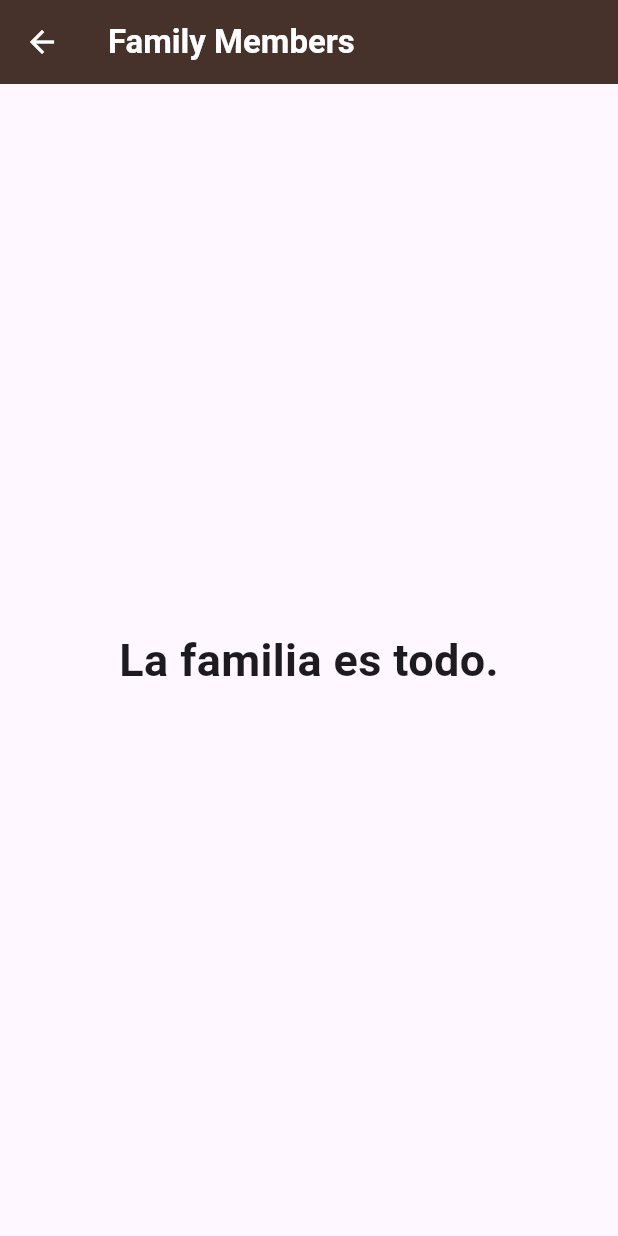
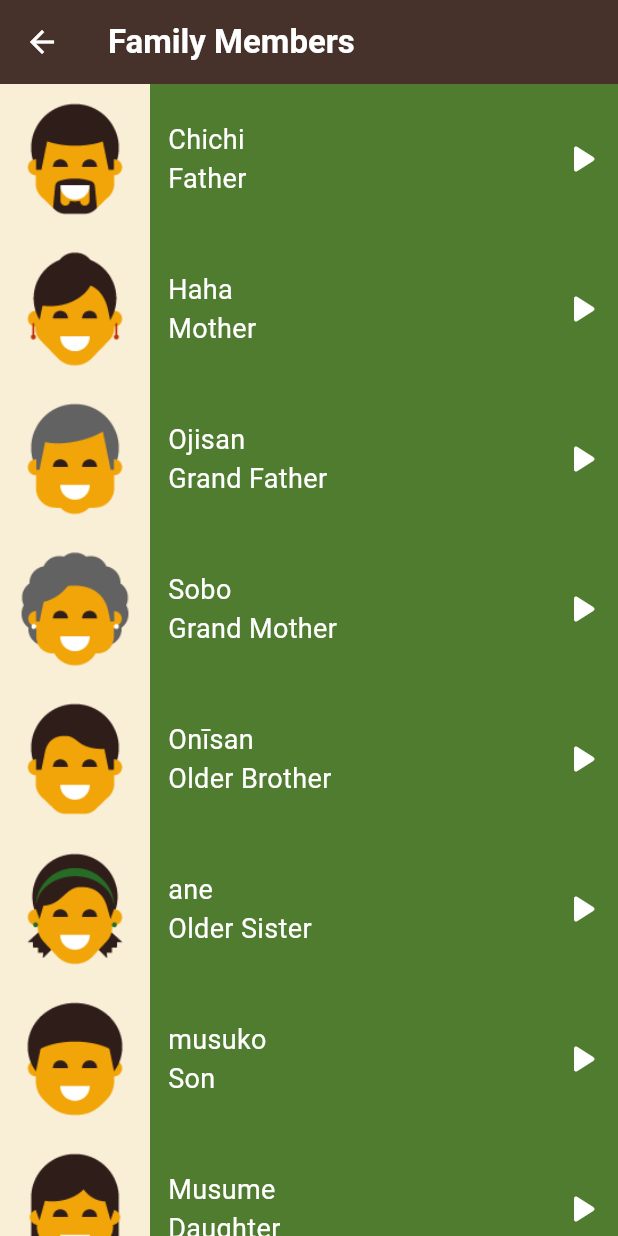
Before and after one commit to Nour-Hagag/toku_app, a Flutter app: the FamilyView screen opened directly, on a phone screen of 412 x 824 dp. Run offline on Flutter 3.47's test engine with Material 3 defaults, Android fonts, the light colour scheme and no system bars; our stand-ins replace audioplayers.

Commit message:
add family members to pubspec & finish family view & edit on item info

```diff
--- a/lib/views/family_view.dart
+++ b/lib/views/family_view.dart
@@ -1,8 +1,71 @@
 import 'package:flutter/material.dart';
+import 'package:toku/models/item.dart';
+import 'package:toku/widgets/item_info.dart';
 
 class FamilyView extends StatelessWidget {
   const FamilyView({super.key});
-
+  final List<ItemModel> items = const [
+    ItemModel(
+      enName: 'Father',
+      jpName: 'Chichi',
+      sound: 'sounds/family_members/father.wav',
+      image: 'assets/images/family_members/family_father.png',
+    ),
+    ItemModel(
+      enName: 'Mother',
+      jpName: 'Haha',
+      sound: 'sounds/family_members/mother.wav',
+      image: 'assets/images/family_members/family_mother.png',
+    ),
+    ItemModel(
+      enName: 'Grand Father',
+      jpName: 'Ojisan',
+      sound: 'sounds/family_members/grand father.wav',
+      image: 'assets/images/family_members/family_grandfather.png',
+    ),
+    ItemModel(
+      enName: 'Grand Mother',
+      jpName: 'Sobo',
+      sound: 'sounds/family_members/grand mother.wav',
+      image: 'assets/images/family_members/family_grandmother.png',
+    ),
+    ItemModel(
+      enName: 'Older Brother',
+      jpName: 'Onīsan',
+      sound: 'sounds/family_members/older bother.wav',
+      image: 'assets/images/family_members/family_older_brother.png',
+    ),
+    ItemModel(
+      enName: 'Older Sister',
+      jpName: 'ane',
+      sound: 'sounds/family_members/older sister.wav',
+      image: 'assets/images/family_members/family_older_sister.png',
+    ),
+    ItemModel(
+      enName: 'Son',
+      jpName: 'musuko',
+      sound: 'sounds/family_members/son.wav',
+      image: 'assets/images/family_members/family_son.png',
+    ),
+    ItemModel(
+      enName: 'Daughter',
+      jpName: 'Musume',
+      sound: 'sounds/family_members/daughter.wav',
+      image: 'assets/images/family_members/family_daughter.png',
+    ),
+    ItemModel(
+      enName: 'Younger Brother',
+      jpName: 'otōto',
+      sound: 'sounds/family_members/younger brohter.wav',
+      image: 'assets/images/family_members/family_younger_brother.png',
+    ),
+    ItemModel(
+      enName: 'Younger Sister',
+      jpName: 'imōto',
+      sound: 'sounds/family_members/younger sister.wav',
+      image: 'assets/images/family_members/family_younger_sister.png',
+    ),
+  ];
   @override
   Widget build(BuildContext context) {
     return Scaffold(
@@ -14,11 +77,11 @@ class FamilyView extends StatelessWidget {
         ),
         backgroundColor: const Color(0xff46322B),
       ),
-      body: Center(
-        child: Text(
-          'La familia es todo.',
-          style: TextStyle(fontSize: 30, fontWeight: FontWeight.bold),
-        ),
+      body: ListView.builder(
+        itemCount: items.length,
+        itemBuilder: (context, index) {
+          return ItemInfo(item: items[index], color: Color(0xff507C30));
+        },
       ),
     );
   }
--- a/lib/views/numbers_view.dart
+++ b/lib/views/numbers_view.dart
@@ -80,7 +80,7 @@ class NumbersView extends StatelessWidget {
       body: ListView.builder(
         itemCount: items.length,
         itemBuilder: (context, index) {
-          return ItemInfo(item: items[index]);
+          return ItemInfo(item: items[index], color: Color(0xffF2902F));
         },
       ),
     );
--- a/lib/widgets/item_info.dart
+++ b/lib/widgets/item_info.dart
@@ -2,13 +2,14 @@ import 'package:flutter/material.dart';
 import 'package:toku/models/item.dart';
 
 class ItemInfo extends StatelessWidget {
-  const ItemInfo({super.key, required this.item});
+  const ItemInfo({super.key, required this.item, required this.color});
   final ItemModel item;
+  final Color color;
   @override
   Widget build(BuildContext context) {
     return Container(
       height: 100,
-      color: Color(0xffF2902F),
+      color: color,
       child: Row(
         children: [
           Container(
--- a/pubspec.yaml
+++ b/pubspec.yaml
@@ -62,7 +62,8 @@ flutter:
   assets:
     - assets/images/numbers/
     - assets/sounds/numbers/
-
+    - assets/images/family_members/
+    - assets/sounds/family_members/
   # An image asset can refer to one or more resolution-specific "variants", see
   # https://flutter.dev/to/resolution-aware-images
 
```
